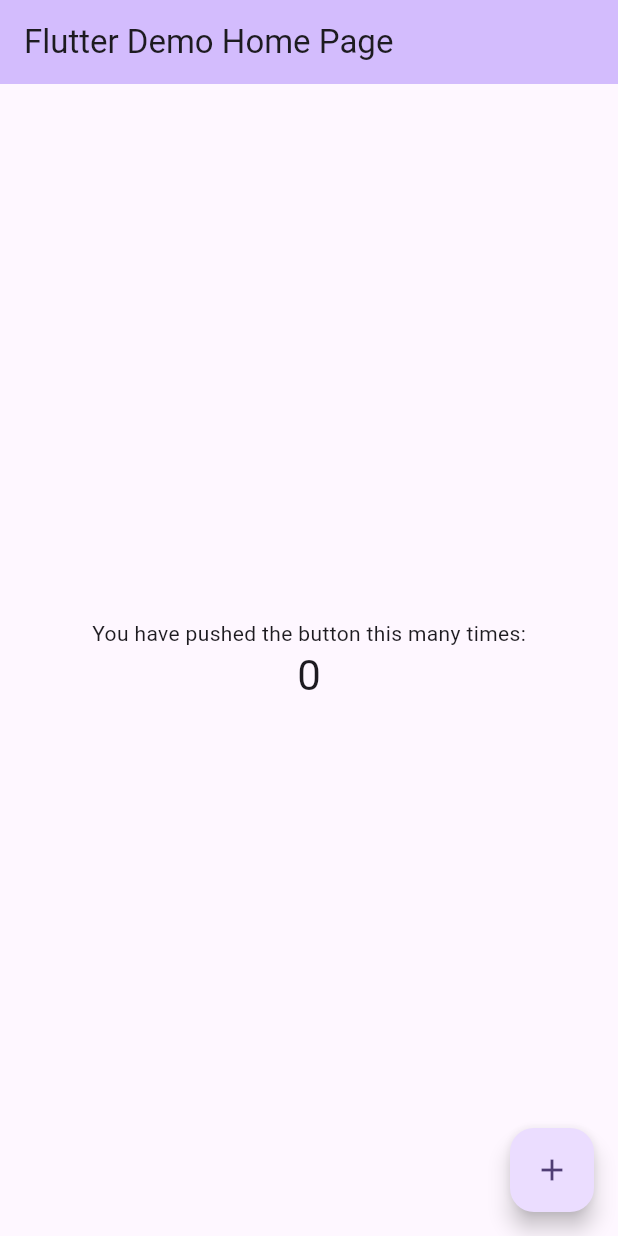
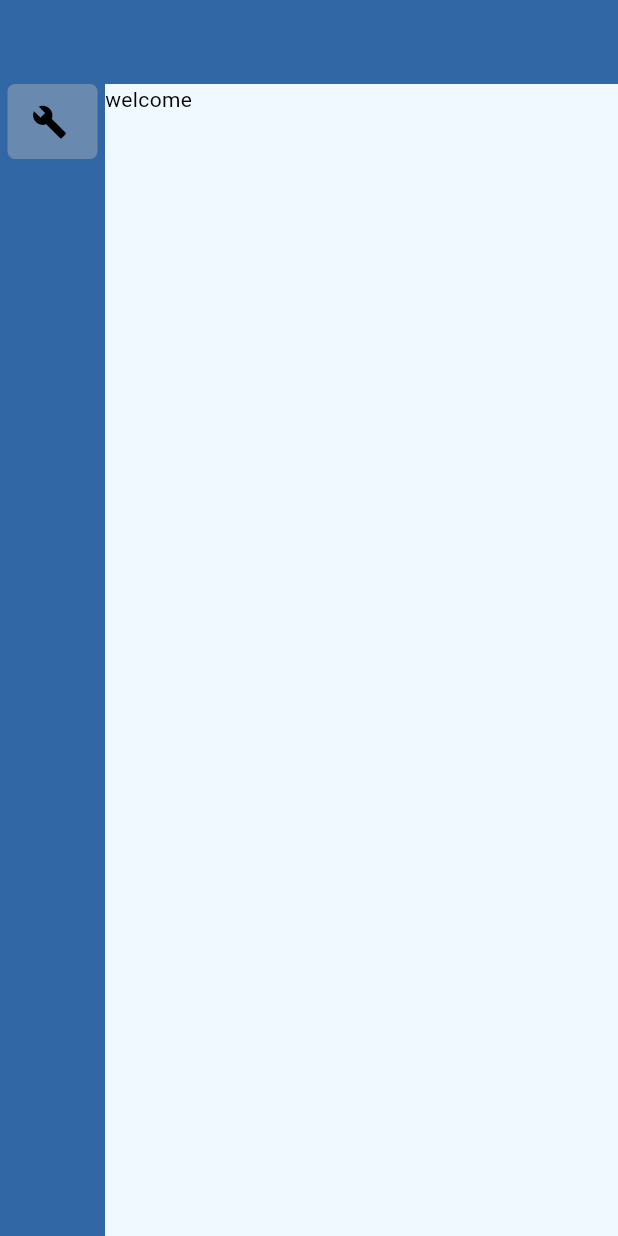
Before and after one commit to produccion-y-logistica-semillero/production-planning, a Flutter app: the screen it shows after launch, on a phone screen of 412 x 824 dp. Run offline on Flutter 3.47's test engine with Material 3 defaults, Android fonts, the phone set to English and light mode, and no system bars; drawn by our look-alikes of easy_sidemenu.

Commit message:
Side menu package selected and included, configurated main routing from side menu

```diff
--- /dev/null
+++ b/lib/core/themes/theme.dart
@@ -0,0 +1,13 @@
+import 'package:flutter/material.dart';
+
+final ThemeData lightTheme = ThemeData(
+  brightness:  Brightness.light,
+  colorScheme: ColorScheme.light(
+    surface: Color.fromARGB(255, 239, 249, 255),
+    primary: (Colors.blue[100])!,
+    primaryContainer: Color.fromARGB(255, 49, 103, 165),
+    onPrimaryContainer: Colors.white,
+
+  ),
+  useMaterial3: true,   //We can check how it changes with this
+);
--- /dev/null
+++ b/lib/features/machines/presentation/pages/machines_list_page.dart
@@ -0,0 +1,11 @@
+import 'package:flutter/material.dart';
+
+class MachinesListPage extends StatelessWidget{
+
+  @override
+  Widget build(BuildContext context) {
+    return const Scaffold(
+      body: Text("List machines"),
+    );
+  }
+}
--- /dev/null
+++ b/lib/features/main_page/presentation/pages/main_page.dart
@@ -0,0 +1,88 @@
+import 'package:easy_sidemenu/easy_sidemenu.dart';
+import 'package:flutter/material.dart';
+import 'package:production_planning/features/main_page/presentation/widgets/main_navigator.dart';
+
+class MainPage extends StatefulWidget {
+  @override
+  State<MainPage> createState() => _MainPageState();
+}
+
+class _MainPageState extends State<MainPage> {
+
+  //NOT USED, but needed simply because SideMenu requires it, however we manage routing manually with navigator
+  final SideMenuController sideMenu = SideMenuController();
+
+  final GlobalKey<NavigatorState> _navigatorKey = GlobalKey<NavigatorState>();
+  bool _isNavigating = false; // Add this to track navigation status
+
+
+  @override
+  Widget build(BuildContext context) {
+    List<dynamic> items = _getMenuItems(context);
+
+    return Scaffold(
+      appBar: AppBar(
+        backgroundColor: Theme.of(context).colorScheme.primaryContainer,
+      ),
+      body: Row(
+        children: [
+          SideMenu(
+            showToggle: true,
+            style: SideMenuStyle(
+              displayMode: SideMenuDisplayMode.auto,
+              openSideMenuWidth: 200,
+              backgroundColor: Theme.of(context).colorScheme.primaryContainer,
+              showHamburger: true,
+            ),
+            footer: const Text(
+              'Pontificia Universidad Javeriana',
+              textAlign: TextAlign.center,
+            ),
+            items: items,
+            controller: sideMenu,   //NOT USED
+          ),
+          Expanded(
+            child: MainNavigator(_navigatorKey)
+          ),
+        ],
+      ),
+    );
+  }
+
+
+  //creation of sidemenu items, is isolated but in a function because we need the build context
+  List<dynamic> _getMenuItems(BuildContext context){
+    return [
+        SideMenuItem(
+          title: 'Machines',
+          icon: Icon(Icons.build, color: Theme.of(context).colorScheme.onPrimaryContainer,),
+          onTap: (index, _) {
+            _navigateTo('/machines');
+          },
+        ),
+        const SideMenuExpansionItem(
+          title: "Expansion",
+          children: [
+            SideMenuItem(
+              title: "Second"
+            )
+          ]
+      )
+    ];
+  }
+
+  //Function to navigate
+  void _navigateTo(String routeName) async {
+    if (!_isNavigating && _navigatorKey.currentState != null) {
+      setState(() {
+        _isNavigating = true;
+      });
+
+      await _navigatorKey.currentState!.pushNamed(routeName);
+
+      setState(() {
+        _isNavigating = false;
+      });
+    }
+  }
+}
--- /dev/null
+++ b/lib/features/main_page/presentation/pages/welcome_page.dart
@@ -0,0 +1,11 @@
+import 'package:flutter/material.dart';
+
+class WelcomePage extends StatelessWidget{
+
+  @override
+  Widget build(BuildContext context) {
+    return Scaffold(
+      body: Text("welcome"),
+    );
+  }
+}
--- /dev/null
+++ b/lib/features/main_page/presentation/widgets/main_navigator.dart
@@ -0,0 +1,31 @@
+import 'package:flutter/material.dart';
+import 'package:production_planning/features/machines/presentation/pages/machines_list_page.dart';
+import 'package:production_planning/features/main_page/presentation/pages/welcome_page.dart';
+
+class MainNavigator extends StatelessWidget{
+  final GlobalKey<NavigatorState> _navigatorKey;
+
+  MainNavigator(this._navigatorKey);
+
+  @override
+  Widget build(BuildContext context) {
+    return Navigator(
+              key: _navigatorKey,
+              initialRoute: '/welcomePage',
+              onGenerateRoute: (RouteSettings settings) {
+                WidgetBuilder builder;
+                switch (settings.name) {
+                  case '/machines':
+                    builder = (BuildContext _) => MachinesListPage();
+                    break;
+                  case '/welcomePage':
+                    builder = (BuildContext _) => WelcomePage();
+                    break;
+                  default:
+                    builder = (BuildContext _) => WelcomePage(); // Fallback route
+                }
+                return MaterialPageRoute(builder: builder, settings: settings);
+              },
+            );
+  }
+}
--- a/lib/main.dart
+++ b/lib/main.dart
@@ -1,4 +1,6 @@
 import 'package:flutter/material.dart';
+import 'package:production_planning/core/themes/theme.dart';
+import 'package:production_planning/features/main_page/presentation/pages/main_page.dart';
 
 void main() {
   runApp(const MyApp());
@@ -7,119 +9,13 @@
 class MyApp extends StatelessWidget {
   const MyApp({super.key});
 
-  // This widget is the root of your application.
   @override
   Widget build(BuildContext context) {
     return MaterialApp(
       title: 'Flutter Demo',
-      theme: ThemeData(
-        // This is the theme of your application.
-        //
-        // TRY THIS: Try running your application with "flutter run". You'll see
-        // the application has a purple toolbar. Then, without quitting the app,
-        // try changing the seedColor in the colorScheme below to Colors.green
-        // and then invoke "hot reload" (save your changes or press the "hot
-        // reload" button in a Flutter-supported IDE, or press "r" if you used
-        // the command line to start the app).
-        //
-        // Notice that the counter didn't reset back to zero; the application
-        // state is not lost during the reload. To reset the state, use hot
-        // restart instead.
-        //
-        // This works for code too, not just values: Most code changes can be
-        // tested with just a hot reload.
-        colorScheme: ColorScheme.fromSeed(seedColor: Colors.deepPurple),
-        useMaterial3: true,
-      ),
-      home: const MyHomePage(title: 'Flutter Demo Home Page'),
+      theme: lightTheme,
+      home: MainPage(),
+      debugShowCheckedModeBanner: false,
     );
   }
 }
-
-class MyHomePage extends StatefulWidget {
-  const MyHomePage({super.key, required this.title});
-
-  // This widget is the home page of your application. It is stateful, meaning
-  // that it has a State object (defined below) that contains fields that affect
-  // how it looks.
-
-  // This class is the configuration for the state. It holds the values (in this
-  // case the title) provided by the parent (in this case the App widget) and
-  // used by the build method of the State. Fields in a Widget subclass are
-  // always marked "final".
-
-  final String title;
-
-  @override
-  State<MyHomePage> createState() => _MyHomePageState();
-}
-
-class _MyHomePageState extends State<MyHomePage> {
-  int _counter = 0;
-
-  void _incrementCounter() {
-    setState(() {
-      // This call to setState tells the Flutter framework that something has
-      // changed in this State, which causes it to rerun the build method below
-      // so that the display can reflect the updated values. If we changed
-      // _counter without calling setState(), then the build method would not be
-      // called again, and so nothing would appear to happen.
-      _counter++;
-    });
-  }
-
-  @override
-  Widget build(BuildContext context) {
-    // This method is rerun every time setState is called, for instance as done
-    // by the _incrementCounter method above.
-    //
-    // The Flutter framework has been optimized to make rerunning build methods
-    // fast, so that you can just rebuild anything that needs updating rather
-    // than having to individually change instances of widgets.
-    return Scaffold(
-      appBar: AppBar(
-        // TRY THIS: Try changing the color here to a specific color (to
-        // Colors.amber, perhaps?) and trigger a hot reload to see the AppBar
-        // change color while the other colors stay the same.
-        backgroundColor: Theme.of(context).colorScheme.inversePrimary,
-        // Here we take the value from the MyHomePage object that was created by
-        // the App.build method, and use it to set our appbar title.
-        title: Text(widget.title),
-      ),
-      body: Center(
-        // Center is a layout widget. It takes a single child and positions it
-        // in the middle of the parent.
-        child: Column(
-          // Column is also a layout widget. It takes a list of children and
-          // arranges them vertically. By default, it sizes itself to fit its
-          // children horizontally, and tries to be as tall as its parent.
-          //
-          // Column has various properties to control how it sizes itself and
-          // how it positions its children. Here we use mainAxisAlignment to
-          // center the children vertically; the main axis here is the vertical
-          // axis because Columns are vertical (the cross axis would be
-          // horizontal).
-          //
-          // TRY THIS: Invoke "debug painting" (choose the "Toggle Debug Paint"
-          // action in the IDE, or press "p" in the console), to see the
-          // wireframe for each widget.
-          mainAxisAlignment: MainAxisAlignment.center,
-          children: <Widget>[
-            const Text(
-              'You have pushed the button this many times:',
-            ),
-            Text(
-              '$_counter',
-              style: Theme.of(context).textTheme.headlineMedium,
-            ),
-          ],
-        ),
-      ),
-      floatingActionButton: FloatingActionButton(
-        onPressed: _incrementCounter,
-        tooltip: 'Increment',
-        child: const Icon(Icons.add),
-      ), // This trailing comma makes auto-formatting nicer for build methods.
-    );
-  }
-}
--- a/pubspec.yaml
+++ b/pubspec.yaml
@@ -30,6 +30,10 @@ environment:
 dependencies:
   flutter:
     sdk: flutter
+  #side menu dependecy for main screen
+  easy_sidemenu: ^0.6.0
+  #functional programing, to use Either
+  dartz: ^0.10.1
 
 
   # The following adds the Cupertino Icons font to your application.
@@ -45,7 +49,7 @@ dev_dependencies:
   # activated in the `analysis_options.yaml` file located at the root of your
   # package. See that file for information about deactivating specific lint
   # rules and activating additional ones.
-  flutter_lints: ^3.0.0
+  flutter_lints: ^4.0.0
 
 # For information on the generic Dart part of this file, see the
 # following page: https://dart.dev/tools/pub/pubspec
```
Also changed, not shown: pubspec.lock.
